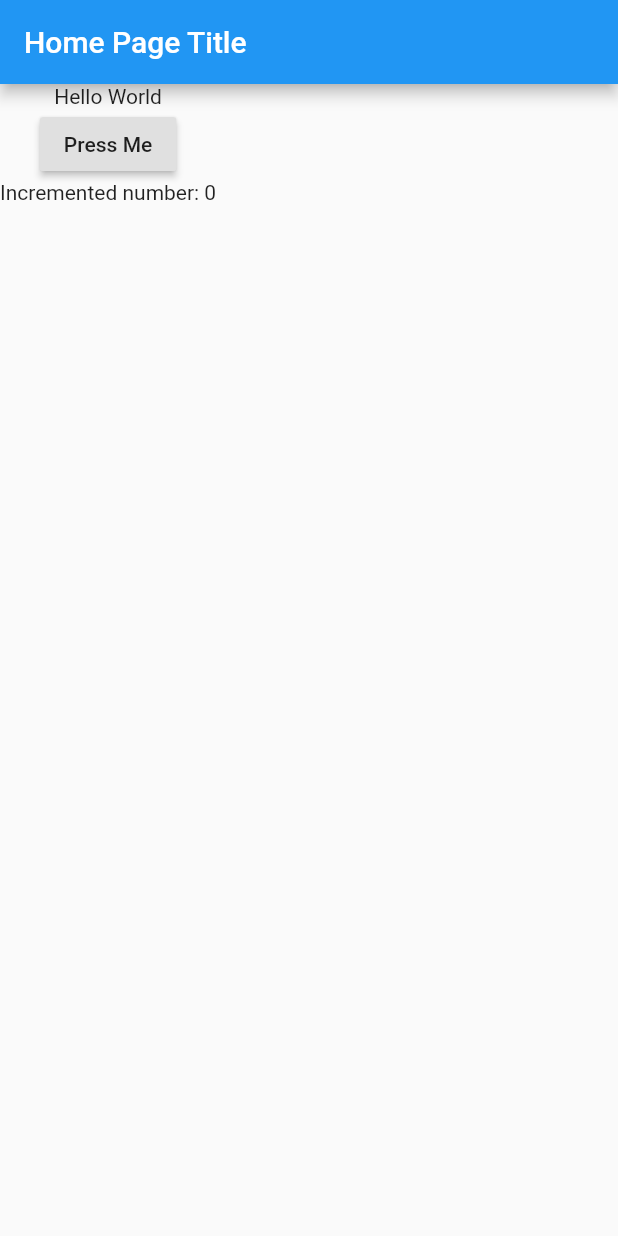
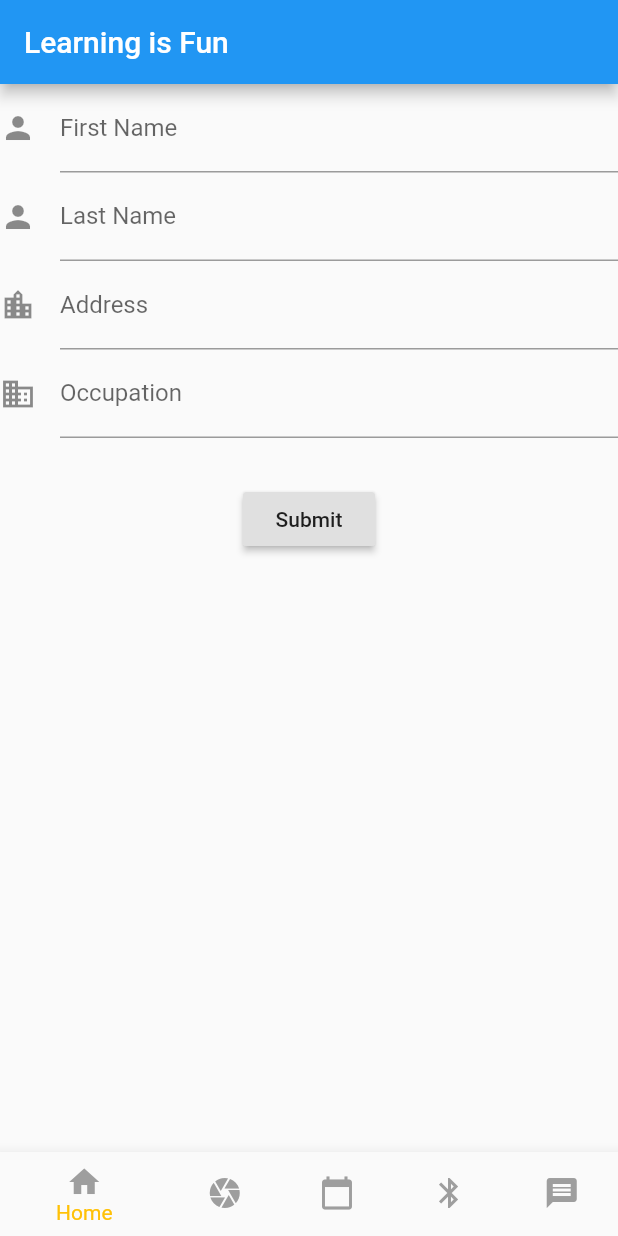
Before and after one commit to jomanessdev/learn, a Flutter app: the screen it shows after launch, on a phone screen of 412 x 824 dp. Run offline on Flutter 3.47's test engine with Material 2 defaults, Android fonts, the light colour scheme and no system bars; our stand-ins replace camera.

Commit message:
simple form. attempted camera

```diff
--- /dev/null
+++ b/mobile/flutter-fun/flutter_learn/lib/home_page.dart
@@ -0,0 +1,106 @@
+import 'package:flutter/material.dart';
+
+class MyHomePage extends StatelessWidget {
+
+  final _formKey = GlobalKey<FormState>();
+  var firstName = '';
+  var lastName = '';
+  var address = '';
+  var occupation = '';
+
+  @override
+  Widget build(BuildContext context) {
+    return Scaffold(
+      body: Center(
+        child: Container(
+          child: Form(
+            key: _formKey,
+            child: Column(
+              children: <Widget>[
+                TextFormField(
+                  decoration: InputDecoration(
+                    icon: Icon(Icons.person),
+                    hintText: 'First Name',
+                    labelText: 'First Name'
+                  ),
+                  validator: (value) {
+                    if (value.isEmpty || value == null) {
+                      return 'Please enter some text.';
+                    }
+                    firstName = value;
+                  },
+                ),
+                TextFormField(
+                  decoration: InputDecoration(
+                    icon: Icon(Icons.person),
+                    hintText: 'Last Name',
+                    labelText: 'Last Name'
+                  ),
+                  validator: (value) {
+                    if (value.isEmpty || value == null) {
+                      return 'Please enter some text.';
+                    }
+                    lastName = value;
+                  },
+                ),
+                TextFormField(
+                  decoration: InputDecoration(
+                    icon: Icon(Icons.location_city),
+                    hintText: 'Street, City, State and Zip',
+                    labelText: 'Address'
+                  ),
+                  validator: (value) {
+                    if (value.isEmpty || value == null) {
+                      return 'Please enter some text.';
+                    }
+                    address = value;
+                  },
+                ),
+                TextFormField(
+                  decoration: InputDecoration(
+                    icon: Icon(Icons.business),
+                    hintText: 'Job Title',
+                    labelText: 'Occupation'
+                  ),
+                  validator: (value) {
+                    if (value.isEmpty || value == null) {
+                      return 'Please enter some text.';
+                    }
+                    occupation = value;
+                  },
+                ),
+                Padding(
+                  padding: EdgeInsets.symmetric(vertical: 30.0),
+                  child: RaisedButton(
+                    child: Text('Submit'),
+                    onPressed: () {
+                      if (_formKey.currentState.validate()) {
+                        showDialog(
+                          context: context,
+                          builder: (BuildContext context){
+                            return AlertDialog(
+                              title: Text('Welcome'),
+                              content: Text('Hello $firstName $lastName !'),
+                              actions: <Widget>[
+                                FlatButton(
+                                  child: Text('Ok'),
+                                  onPressed: (){
+                                    Navigator.of(context).pop();
+                                  },
+                                )
+                              ],
+                            );
+                          }
+                        );
+                      }
+                    },
+                  ),
+                )
+              ],
+            ),
+          ),
+        ),
+      ),
+    );
+  }
+}
--- a/mobile/flutter-fun/flutter_learn/lib/main.dart
+++ b/mobile/flutter-fun/flutter_learn/lib/main.dart
@@ -1,9 +1,12 @@
-import 'dart:io';
-
 import 'package:flutter/cupertino.dart';
 import 'package:flutter/material.dart';
-import 'package:flutter/painting.dart';
 import 'package:flutter/widgets.dart';
+
+import 'bluetooth_page.dart';
+import 'calendar_page.dart';
+import 'camera_page.dart';
+import 'home_page.dart';
+import 'messages_page.dart';
 
 void main() => runApp(MyApp());
 
@@ -11,31 +14,35 @@ class MyApp extends StatelessWidget {
   @override
   Widget build(BuildContext context) {
     return new MaterialApp(
-     home: MyHomePage(title: 'Home Page Title'),
+     home: MyAppWrapper(title: 'Learning is Fun'),
     );
   }
 }
 
-class MyHomePage extends StatefulWidget{
-
+class MyAppWrapper extends StatefulWidget {
   final String title;
 
-  MyHomePage({Key key, this.title}) : super(key: key);
+  MyAppWrapper({Key key, this.title}) : super(key: key);
 
   @override
   State<StatefulWidget> createState() {
-    return MyHomePageState();
+    return MyAppWrapperState();
   }
 }
 
-class MyHomePageState extends State<MyHomePage>{
+class MyAppWrapperState extends State<MyAppWrapper> {
+  var _selectedIndex = 0;
+  final List<Widget> _pages = [
+    MyHomePage(),
+    MyCameraPage(),
+    MyCalendarPage(),
+    MyBluetoothPage(),
+    MyMessagesPage()
+  ];
 
-  var _counter = 0;
-  var _someText = 'Hello World';
-
-  void _buttonPressed(){
+  void _changePageTo(int _index) {
     setState(() {
-     _counter++;
+     _selectedIndex = _index;
     });
   }
 
@@ -45,13 +52,35 @@ class MyHomePageState extends State<MyHomePage>{
         appBar: new AppBar(
           title: new Text(widget.title),
         ),
-      body: new Column(
-        children: <Widget>[
-          Text(_someText),
-          RaisedButton(child: Text('Press Me'),onPressed: _buttonPressed,),
-          Text('Incremented number: $_counter')
+        body: _pages[_selectedIndex],
+        bottomNavigationBar: BottomNavigationBar(
+          items: [
+            BottomNavigationBarItem(
+                icon: Icon(Icons.home, color: Colors.grey),
+                title: Text('Home')),
+            BottomNavigationBarItem(
+                icon: Icon(Icons.camera, color: Colors.grey),
+                title: Text('Camera')),
+            BottomNavigationBarItem(
+                icon: Icon(Icons.calendar_today, color: Colors.grey),
+                title: Text('Calendar')),
+            BottomNavigationBarItem(
+                icon: Icon(
+                  Icons.bluetooth,
+                  color: Colors.grey,
+                ),
+                title: Text('Bluetooth')),
+            BottomNavigationBarItem(
+              icon: Icon(
+                Icons.message,
+                color: Colors.grey,
+              ),
+              title: Text('Messages'),
+            )
           ],
-      )
-    );
+          fixedColor: Colors.amber,
+          onTap: _changePageTo,
+          currentIndex: _selectedIndex,
+        ));
   }
 }
--- a/mobile/flutter-fun/flutter_learn/pubspec.yaml
+++ b/mobile/flutter-fun/flutter_learn/pubspec.yaml
@@ -19,6 +19,7 @@ environment:
 dependencies:
   flutter:
     sdk: flutter
+  camera: 0.5.2+1
 
   # The following adds the Cupertino Icons font to your application.
   # Use with the CupertinoIcons class for iOS style icons.
```
Also changed, not shown: mobile/flutter-fun/flutter_learn/lib/bluetooth_page.dart (added, +11 -0 lines), mobile/flutter-fun/flutter_learn/lib/calendar_page.dart (added, +10 -0 lines), mobile/flutter-fun/flutter_learn/lib/camera_page.dart (added, +44 -0 lines), mobile/flutter-fun/flutter_learn/lib/messages_page.dart (added, +10 -0 lines), mobile/flutter-fun/flutter_learn/pubspec.lock, 1 other file. Lines whose indentation alone changed are shown as unchanged.
